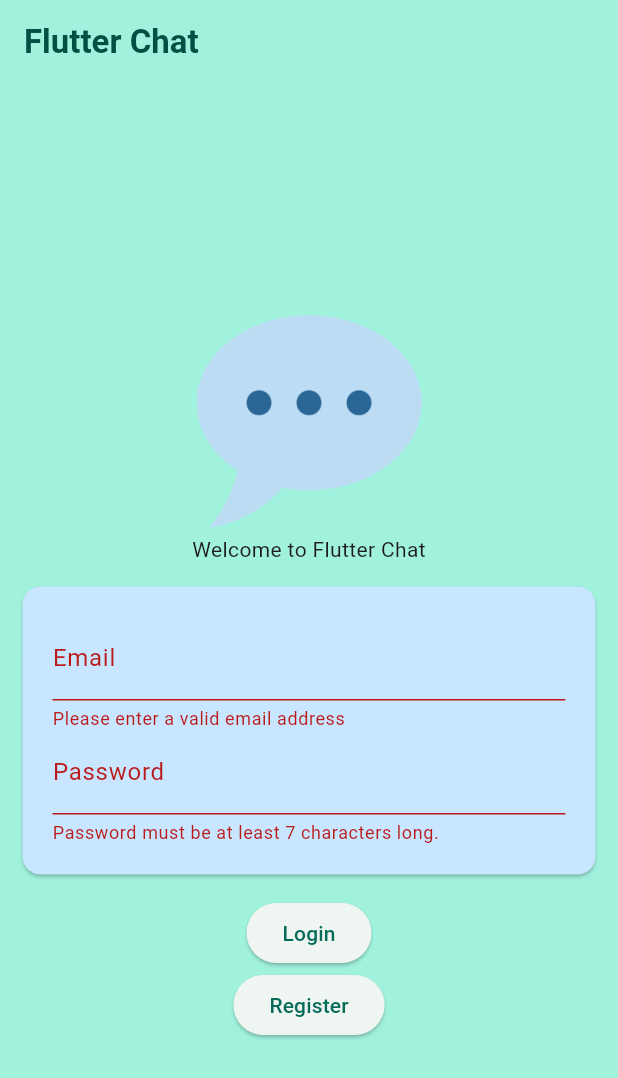
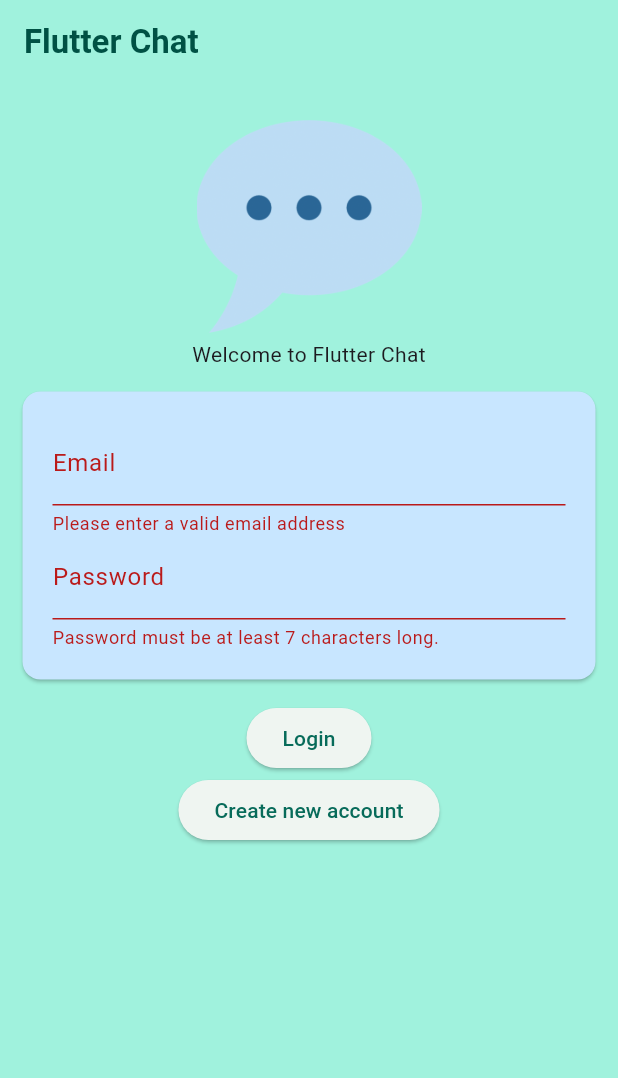
Before and after one commit to DarpanNeve/udemy_flutter_chat, a Flutter app: the screen it shows after launch, after a tap on "Login", on a phone screen of 412 x 824 dp. Shown: the top 1078 px of the screen. Run offline on Flutter 3.47's test engine with Material 3 defaults, Android fonts, the light colour scheme and no system bars; our stand-ins replace firebase_auth, firebase_core, google_fonts; accounts and stored records are empty.

Commit message:
Auth Service added

```diff
--- /dev/null
+++ b/lib/Auth/Auth_service.dart
@@ -0,0 +1,22 @@
+import 'package:firebase_auth/firebase_auth.dart';
+import 'package:flutter/cupertino.dart';
+import 'package:udemy_flutter_chat/screen/chat.dart';
+
+import '../screen/auth.dart';
+
+class AuthService {
+  handlingAuthState() {
+    return StreamBuilder(
+      stream: FirebaseAuth.instance.authStateChanges(),
+      builder: (BuildContext context, AsyncSnapshot snapshot) {
+        if (snapshot.connectionState == ConnectionState.waiting) {
+          return const Center(child: CupertinoActivityIndicator());
+        }
+        if (snapshot.hasData) {
+          return const ChatScreen();
+        }
+        return const AuthScreen();
+      },
+    );
+  }
+}
--- a/lib/main.dart
+++ b/lib/main.dart
@@ -1,10 +1,17 @@
+import 'package:firebase_core/firebase_core.dart';
 import 'package:flutter/material.dart';
 import 'package:google_fonts/google_fonts.dart';
+import 'package:udemy_flutter_chat/Auth/Auth_service.dart';
 import 'package:udemy_flutter_chat/screen/auth.dart';
 
 import 'Theme/theme.dart';
+import 'firebase_options.dart';
 
-void main() {
+Future<void> main() async {
+  WidgetsFlutterBinding.ensureInitialized();
+  await Firebase.initializeApp(
+    options: DefaultFirebaseOptions.currentPlatform,
+  );
   runApp(
     const MyApp(),
   );
@@ -65,7 +72,7 @@ class MyApp extends StatelessWidget {
             ),
       ),
       themeMode: ThemeMode.system,
-      home: const AuthScreen(),
+      home: AuthService().handlingAuthState(),
     );
   }
 }
--- a/lib/screen/auth.dart
+++ b/lib/screen/auth.dart
@@ -1,4 +1,8 @@
+import 'package:firebase_auth/firebase_auth.dart';
 import 'package:flutter/material.dart';
+import 'package:udemy_flutter_chat/widget/show_snack_bar.dart';
+
+final _firebase = FirebaseAuth.instance;
 
 class AuthScreen extends StatefulWidget {
   const AuthScreen({super.key});
@@ -12,13 +16,40 @@ class _AuthScreenState extends State<AuthScreen> {
   var _email = '';
   var _password = '';
   bool _isLogin = true;
-  void _submit() {
-    final isValid=_formKey.currentState!.validate();
-    if(!isValid){
+
+  void _submit() async {
+    final isValid = _formKey.currentState!.validate();
+    if (!isValid) {
+      return;
+    }
     _formKey.currentState!.save();
-
+    try {
+      if (_isLogin) {
+        await _firebase.signInWithEmailAndPassword(
+          email: _email,
+          password: _password,
+        );
+      } else {
+        await _firebase.createUserWithEmailAndPassword(
+          email: _email,
+          password: _password,
+        );
+      }
+    } on FirebaseAuthException catch (error) {
+      var message = 'An error occurred, please check your credentials!';
+      if (error.message != null) {
+        message = error.message!;
+      }
+      if (mounted) errorSnackBar(context, message);
+    } catch (error) {
+      if (mounted) errorSnackBar(context, error.toString());
+    }
   }
 
+  void ondispose() {
+    _email = '';
+    _password = '';
+    super.dispose();
   }
 
   @override
@@ -28,7 +59,8 @@ class _AuthScreenState extends State<AuthScreen> {
         appBar: AppBar(
           title: const Text('Flutter Chat'),
         ),
-        body: Center(
+        body: SingleChildScrollView(
+          child: Center(
             child: Column(
               mainAxisAlignment: MainAxisAlignment.center,
               children: [
@@ -53,7 +85,8 @@ class _AuthScreenState extends State<AuthScreen> {
                           TextFormField(
                             keyboardType: TextInputType.emailAddress,
                             autocorrect: false,
-                          decoration: const InputDecoration(labelText: 'Email'),
+                            decoration:
+                                const InputDecoration(labelText: 'Email'),
                             textCapitalization: TextCapitalization.none,
                             validator: (value) {
                               if (value!.isEmpty || !value.contains('@')) {
@@ -71,7 +104,7 @@ class _AuthScreenState extends State<AuthScreen> {
                                 const InputDecoration(labelText: 'Password'),
                             textCapitalization: TextCapitalization.none,
                             validator: (value) {
-                            if (value!.isEmpty || value.length < 7 ) {
+                              if (value!.isEmpty || value.length < 7) {
                                 return 'Password must be at least 7 characters long.';
                               }
                               return null;
@@ -87,15 +120,21 @@ class _AuthScreenState extends State<AuthScreen> {
                 ),
                 ElevatedButton(
                   onPressed: _submit,
-                child: const Text('Login'),
+                  child: Text(_isLogin ? 'Login' : 'Signup'),
                 ),
                 ElevatedButton(
-                onPressed: () {},
-                child: const Text('Register'),
+                  onPressed: () {
+                    setState(() {
+                      _isLogin = !_isLogin;
+                    });
+                  },
+                  child: Text(_isLogin
+                      ? 'Create new account'
+                      : 'I already have an account'),
                 ),
               ],
             ),
-        )
-    );
+          ),
+        ));
   }
 }
--- a/pubspec.yaml
+++ b/pubspec.yaml
@@ -36,6 +36,8 @@ dependencies:
   # Use with the CupertinoIcons class for iOS style icons.
   cupertino_icons: ^1.0.2
   google_fonts: ^6.1.0
+  firebase_core: ^2.24.2
+  firebase_auth: ^4.15.3
 
 dev_dependencies:
   flutter_test:
@@ -46,7 +48,7 @@ dev_dependencies:
   # activated in the `analysis_options.yaml` file located at the root of your
   # package. See that file for information about deactivating specific lint
   # rules and activating additional ones.
-  flutter_lints: ^2.0.0
+  flutter_lints: ^3.0.1
 
 # For information on the generic Dart part of this file, see the
 # following page: https://dart.dev/tools/pub/pubspec
```
Also changed, not shown: lib/screen/chat.dart (added, +26 -0 lines), lib/widget/show_snack_bar.dart (added, +19 -0 lines), lib/firebase_options.dart (added), pubspec.lock, 3 other files. Lines whose indentation alone changed are shown as unchanged.
